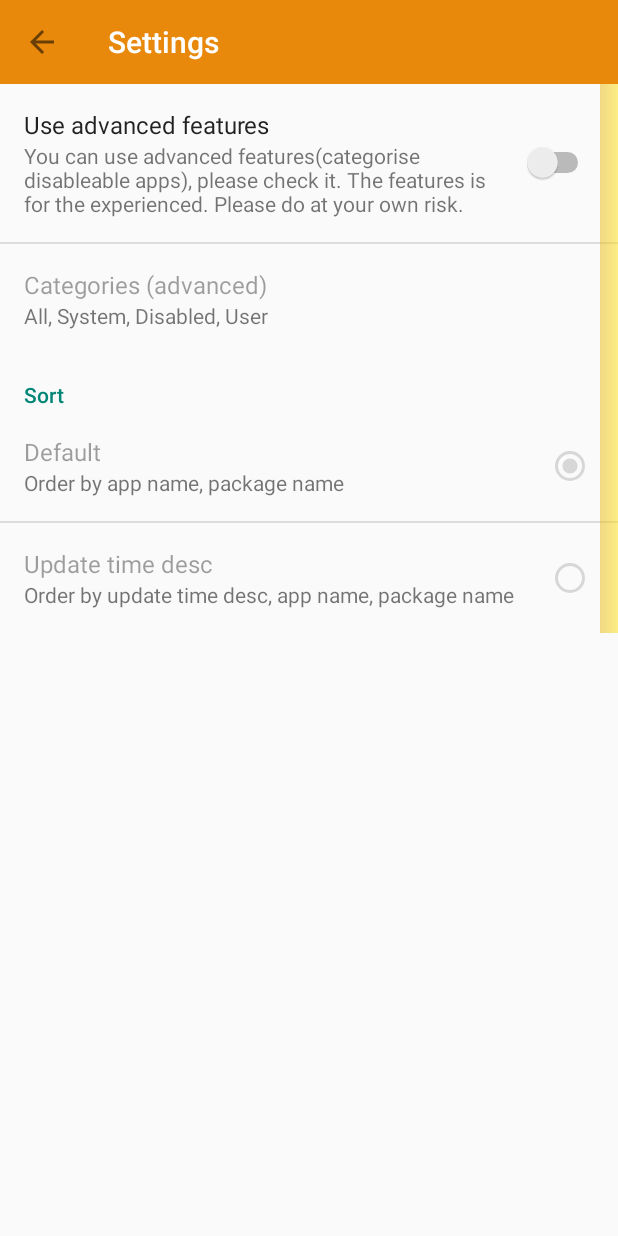
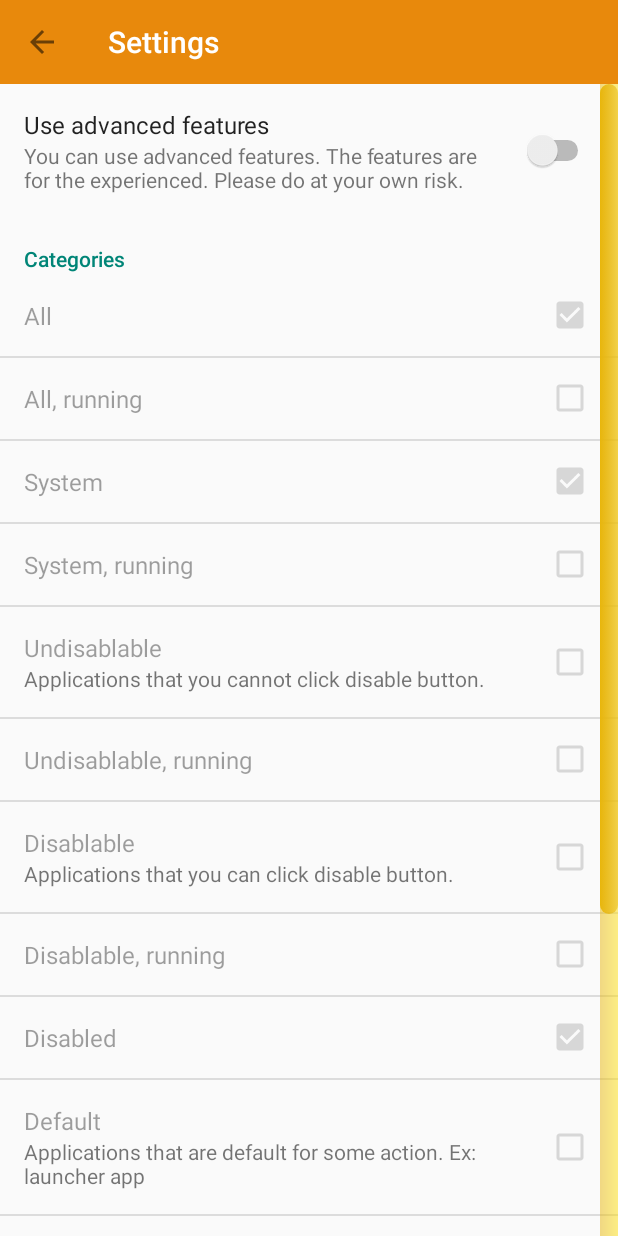
Before and after one commit to 75py/My-pkgs, an Android app: the screen it shows after launch (SettingsActivity), in the options menu, after a tap on "Preference", on a phone screen of 412 x 824 dp. Run offline under Robolectric (Android 15) with nearby library versions, the phone set to English and light mode, and no system bars; our stand-ins replace AdMob; pictures from the network do not load.

Commit message:
表示カテゴリ設定

```diff
--- a/app/src/main/java/com/nagopy/android/mypkgs/FilterType.java
+++ b/app/src/main/java/com/nagopy/android/mypkgs/FilterType.java
@@ -15,6 +15,8 @@
  */
 package com.nagopy.android.mypkgs;
 
+import com.nagopy.android.mypkgs.preference.Selectable;
+
 import java.util.Arrays;
 import java.util.Collections;
 import java.util.Comparator;
@@ -22,64 +24,64 @@ import java.util.HashSet;
 import java.util.List;
 import java.util.Set;
 
-public enum FilterType {
+public enum FilterType implements Selectable {
 
-    ALL(1, R.string.title_all) {
+    ALL(1, R.string.title_all, R.string.summary_all) {
         @Override
         public boolean isTarget(AppData appData) {
             return true;
         }
-    }, RUNNING(2, R.string.title_all_running) {
+    }, RUNNING(2, R.string.title_all_running, R.string.summary_all_running) {
         @Override
         public boolean isTarget(AppData appData) {
             return appData.process != null && !appData.process.isEmpty();
         }
-    }, SYSTEM(3, R.string.title_system) {
+    }, SYSTEM(3, R.string.title_system, R.string.summary_system) {
         @Override
         public boolean isTarget(AppData appData) {
             return appData.isSystem;
         }
-    }, SYSTEM_RUNNING(4, R.string.title_system_running) {
+    }, SYSTEM_RUNNING(4, R.string.title_system_running, R.string.summary_system_running) {
         @Override
         public boolean isTarget(AppData appData) {
             return SYSTEM.isTarget(appData) && RUNNING.isTarget(appData);
         }
-    }, SYSTEM_UNDISABLABLE(5, R.string.title_system_undisablable) {
+    }, SYSTEM_UNDISABLABLE(5, R.string.title_system_undisablable, R.string.summary_system_undisablable) {
         @Override
         public boolean isTarget(AppData appData) {
             return SYSTEM.isTarget(appData) && (appData.isThisASystemPackage || appData.hasActiveAdmins);
         }
-    }, SYSTEM_UNDISABLABLE_RUNNING(6, R.string.title_system_undisablable_running) {
+    }, SYSTEM_UNDISABLABLE_RUNNING(6, R.string.title_system_undisablable_running, R.string.summary_system_undisablable_running) {
         @Override
         public boolean isTarget(AppData appData) {
             return SYSTEM_UNDISABLABLE.isTarget(appData) && RUNNING.isTarget(appData);
         }
-    }, SYSTEM_DISABLABLE(7, R.string.title_system_disablable) {
+    }, SYSTEM_DISABLABLE(7, R.string.title_system_disablable, R.string.summary_system_disablable) {
         @Override
         public boolean isTarget(AppData appData) {
             return SYSTEM.isTarget(appData) && !SYSTEM_UNDISABLABLE.isTarget(appData);
         }
-    }, SYSTEM_DISABLABLE_RUNNING(8, R.string.title_system_disablable_running) {
+    }, SYSTEM_DISABLABLE_RUNNING(8, R.string.title_system_disablable_running, R.string.summary_system_disablable_running) {
         @Override
         public boolean isTarget(AppData appData) {
             return SYSTEM_DISABLABLE.isTarget(appData) && RUNNING.isTarget(appData);
         }
-    }, DISABLED(9, R.string.title_disabled) {
+    }, DISABLED(9, R.string.title_disabled, R.string.summary_disabled) {
         @Override
         public boolean isTarget(AppData appData) {
             return !appData.isEnabled;
         }
-    }, DEFAULT(10, R.string.title_default) {
+    }, DEFAULT(10, R.string.title_default, R.string.summary_default) {
         @Override
         public boolean isTarget(AppData appData) {
             return appData.isDefaultApp;
         }
-    }, USER(11, R.string.title_user) {
+    }, USER(11, R.string.title_user, R.string.summary_user) {
         @Override
         public boolean isTarget(AppData appData) {
             return !appData.isSystem;
         }
-    }, USER_RUNNING(12, R.string.title_user_running) {
+    }, USER_RUNNING(12, R.string.title_user_running, R.string.summary_user_running) {
         @Override
         public boolean isTarget(AppData appData) {
             return USER.isTarget(appData) && RUNNING.isTarget(appData);
@@ -88,22 +90,29 @@ public enum FilterType {
 
     public static final List<FilterType> DEFAULT_FILTERS
             = Collections.unmodifiableList(Arrays.asList(FilterType.ALL, FilterType.SYSTEM, FilterType.USER, FilterType.DISABLED));
+    public static final String DEFAULT_VALUE;
     public static final Set<String> DEFAULT_FILTERS_NAME_SET;
 
     static {
+        StringBuilder sb = new StringBuilder();
         Set<String> defaultNameSet = new HashSet<>();
         for (FilterType filterType : DEFAULT_FILTERS) {
             defaultNameSet.add(filterType.name());
+            sb.append(filterType.name()).append(',');
         }
+        sb.setLength(sb.length() - 1);
+        DEFAULT_VALUE = sb.toString();
         DEFAULT_FILTERS_NAME_SET = Collections.unmodifiableSet(defaultNameSet);
     }
 
-    public final int titleId;
+    public final int titleResourceId;
+    public final int summaryResourceId;
     public final int priority;
 
-    private FilterType(int priority, int titleId) {
+    FilterType(int priority, int titleResourceId, int summaryResourceId) {
         this.priority = priority;
-        this.titleId = titleId;
+        this.titleResourceId = titleResourceId;
+        this.summaryResourceId = summaryResourceId;
     }
 
     public abstract boolean isTarget(AppData appData);
@@ -114,4 +123,20 @@ public enum FilterType {
             return filterType.priority - filterType2.priority;
         }
     };
+
+
+    @Override
+    public String getName() {
+        return name();
+    }
+
+    @Override
+    public int getTitleResourceId() {
+        return titleResourceId;
+    }
+
+    @Override
+    public int getSummaryResourceId() {
+        return summaryResourceId;
+    }
 }
--- a/app/src/main/java/com/nagopy/android/mypkgs/MainActivity.java
+++ b/app/src/main/java/com/nagopy/android/mypkgs/MainActivity.java
@@ -167,10 +167,10 @@ public class MainActivity extends ActionBarActivity implements ViewPager.OnPageC
         ApplicationListAdapter listAdapter = getApplicationListAdapter();
         switch (item.getItemId()) {
             case R.id.action_share_package_name:
-                Logic.sendIntent(this, getString(listAdapter.filterType.titleId), ShareType.PACKAGE.makeShareString(listAdapter.filteredData));
+                Logic.sendIntent(this, getString(listAdapter.filterType.titleResourceId), ShareType.PACKAGE.makeShareString(listAdapter.filteredData));
                 break;
             case R.id.action_share_csv:
-                Logic.sendIntent(this, getString(listAdapter.filterType.titleId), ShareType.CSV.makeShareString(listAdapter.filteredData));
+                Logic.sendIntent(this, getString(listAdapter.filterType.titleResourceId), ShareType.CSV.makeShareString(listAdapter.filteredData));
                 break;
             case R.id.action_reload:
                 ApplicationList.getInstance().clearCache();
@@ -357,7 +357,7 @@ public class MainActivity extends ActionBarActivity implements ViewPager.OnPageC
         @Override
         public CharSequence getPageTitle(int position) {
             FilterType filterType = filterTypeList.get(position);
-            return context.getString(filterType.titleId);
+            return context.getString(filterType.titleResourceId);
         }
     }
 
--- /dev/null
+++ b/app/src/main/java/com/nagopy/android/mypkgs/preference/AbstractMultiSelectPreference.java
@@ -0,0 +1,107 @@
+package com.nagopy.android.mypkgs.preference;
+
+import android.annotation.TargetApi;
+import android.content.Context;
+import android.content.SharedPreferences;
+import android.os.Build;
+import android.preference.CheckBoxPreference;
+import android.preference.Preference;
+import android.preference.PreferenceCategory;
+import android.preference.PreferenceManager;
+import android.util.AttributeSet;
+
+import com.nagopy.android.mypkgs.R;
+import com.nagopy.android.mypkgs.util.DebugUtil;
+
+import java.util.ArrayList;
+import java.util.List;
+
+public abstract class AbstractMultiSelectPreference<T extends Selectable> extends PreferenceCategory implements Preference.OnPreferenceChangeListener {
+
+    @TargetApi(Build.VERSION_CODES.LOLLIPOP)
+    public AbstractMultiSelectPreference(Context context, AttributeSet attrs, int defStyleAttr, int defStyleRes) {
+        super(context, attrs, defStyleAttr, defStyleRes);
+        init(context);
+    }
+
+    public AbstractMultiSelectPreference(Context context, AttributeSet attrs, int defStyleAttr) {
+        super(context, attrs, defStyleAttr);
+        init(context);
+    }
+
+    public AbstractMultiSelectPreference(Context context, AttributeSet attrs) {
+        super(context, attrs);
+        init(context);
+    }
+
+    public AbstractMultiSelectPreference(Context context) {
+        super(context);
+        init(context);
+    }
+
+    protected SharedPreferences sp;
+
+    protected void init(Context context) {
+        sp = PreferenceManager.getDefaultSharedPreferences(context);
+    }
+
+    @Override
+    protected void onAttachedToHierarchy(PreferenceManager preferenceManager) {
+        super.onAttachedToHierarchy(preferenceManager);
+
+        for (T t : getValues()) {
+            Preference preference = buildPreference(t);
+            addPreference(preference);
+        }
+    }
+
+    protected Preference buildPreference(T t) {
+        CheckBoxPreference preference = new CheckBoxPreference(getContext());
+        preference.setTitle(t.getTitleResourceId());
+        preference.setSummary(t.getSummaryResourceId());
+        preference.setKey(t.getName());
+        preference.setChecked(false);
+        for (String v : getValue().split(",")) {
+            if (t.getName().equals(v)) {
+                preference.setChecked(true);
+                break;
+            }
+        }
+        preference.setOnPreferenceChangeListener(this);
+        return preference;
+    }
+
+    protected String getValue() {
+        return sp.getString(getKey(), getDefaultName());
+    }
+
+    protected abstract T[] getValues();
+
+    protected abstract String getDefaultName();
+
+    protected boolean allowEmpty;
+
+    @Override
+    public boolean onPreferenceChange(Preference preference, Object newValue) {
+        ((CheckBoxPreference) preference).setChecked((Boolean) newValue);
+
+        StringBuilder sb = new StringBuilder();
+        for (T t : getValues()) {
+            CheckBoxPreference p = (CheckBoxPreference) findPreference(t.getName());
+            if (p.isChecked()) {
+                sb.append(t.getName());
+                sb.append(',');
+            }
+        }
+
+
+        if (sb.length() > 0 || allowEmpty) {
+            sb.setLength(sb.length() - 1);
+            DebugUtil.debugLog(sb.toString());
+            sp.edit().putString(getKey(), sb.toString()).apply();
+        } else {
+            ((CheckBoxPreference) preference).setChecked(true);
+        }
+        return false;
+    }
+}
--- /dev/null
+++ b/app/src/main/java/com/nagopy/android/mypkgs/preference/AppFilterSelectPreference.java
@@ -0,0 +1,34 @@
+package com.nagopy.android.mypkgs.preference;
+
+import android.content.Context;
+import android.util.AttributeSet;
+
+import com.nagopy.android.mypkgs.FilterType;
+
+public class AppFilterSelectPreference extends AbstractMultiSelectPreference<FilterType> {
+    public AppFilterSelectPreference(Context context, AttributeSet attrs, int defStyleAttr, int defStyleRes) {
+        super(context, attrs, defStyleAttr, defStyleRes);
+    }
+
+    public AppFilterSelectPreference(Context context, AttributeSet attrs, int defStyleAttr) {
+        super(context, attrs, defStyleAttr);
+    }
+
+    public AppFilterSelectPreference(Context context, AttributeSet attrs) {
+        super(context, attrs);
+    }
+
+    public AppFilterSelectPreference(Context context) {
+        super(context);
+    }
+
+    @Override
+    protected FilterType[] getValues() {
+        return FilterType.values();
+    }
+
+    @Override
+    protected String getDefaultName() {
+        return FilterType.DEFAULT_VALUE;
+    }
+}
--- a/app/src/main/java/com/nagopy/android/mypkgs/util/Logic.java
+++ b/app/src/main/java/com/nagopy/android/mypkgs/util/Logic.java
@@ -230,13 +230,13 @@ public class Logic {
             return FilterType.DEFAULT_FILTERS;
         }
 
-        Set<String> values = sp.getStringSet(context.getString(R.string.pref_key_app_categories_advanced), Collections.<String>emptySet());
-        if (values == null || values.isEmpty()) {
+        String v = sp.getString(context.getString(R.string.pref_key_filters), FilterType.DEFAULT_VALUE);
+        if (v == null || v.isEmpty()) {
             return FilterType.DEFAULT_FILTERS;
         }
         List<FilterType> list = new ArrayList<>();
-        for (String value : values) {
-            list.add(FilterType.valueOf(value));
+        for (String val : v.split(",")) {
+            list.add(FilterType.valueOf(val));
         }
         Collections.sort(list, FilterType.COMPARATOR);
         return list;
--- a/app/src/main/res/values/strings.xml
+++ b/app/src/main/res/values/strings.xml
@@ -31,44 +31,13 @@
     <string name="title_package_name">Package name</string>
     <string name="title_csv">CSV</string>
 
-    <!-- prefs -->
-    <string name="pref_key_app_categories_advanced" translatable="false">pref_key_app_categories_advanced</string>
-    <string name="pref_title_app_categories_advanced">Categories (advanced)</string>
     <string name="pref_key_enabled_advanced" translatable="false">pref_key_enabled_advanced</string>
     <string name="pref_title_enabled_advanced">Use advanced features</string>
-    <string name="pref_summary_enabled_advanced">You can use advanced features(categorise disableable apps), please check it. The features is for the experienced. Please do at your own risk.</string>
+    <string name="pref_summary_enabled_advanced">You can use advanced features. The features are for the experienced. Please do at your own risk.</string>
 
     <string name="title_activity_settings">Settings</string>
     <string name="preference">Preference</string>
 
-    <string-array name="title_app_categories_advanced">
-        <item>@string/title_all</item>
-        <item>@string/title_all_running</item>
-        <item>@string/title_system</item>
-        <item>@string/title_system_running</item>
-        <item>@string/title_system_undisablable</item>
-        <item>@string/title_system_undisablable_running</item>
-        <item>@string/title_system_disablable</item>
-        <item>@string/title_system_disablable_running</item>
-        <item>@string/title_disabled</item>
-        <item>@string/title_default</item>
-        <item>@string/title_user</item>
-        <item>@string/title_user_running</item>
-    </string-array>
-    <string-array name="values_app_categories_advanced">
-        <item>ALL</item>
-        <item>RUNNING</item>
-        <item>SYSTEM</item>
-        <item>SYSTEM_RUNNING</item>
-        <item>SYSTEM_UNDISABLABLE</item>
-        <item>SYSTEM_UNDISABLABLE_RUNNING</item>
-        <item>SYSTEM_DISABLABLE</item>
-        <item>SYSTEM_DISABLABLE_RUNNING</item>
-        <item>DISABLED</item>
-        <item>DEFAULT</item>
-        <item>USER</item>
-        <item>USER_RUNNING</item>
-    </string-array>
 
     <string name="adUnitId" translatable="false">ca-app-pub-2998260208076899/4555689360</string>
 
@@ -79,4 +48,20 @@
     <string name="pref_summary_sort_default">Order by app name, package name</string>
     <string name="pref_title_sort_update_time_desc">Update time desc</string>
     <string name="pref_summary_sort_update_time_desc">Order by update time desc, app name, package name</string>
+
+    <string name="pref_category_filters">Categories</string>
+    <string name="pref_key_filters" translatable="false">Categories</string>
+
+    <string name="summary_all" />
+    <string name="summary_all_running" />
+    <string name="summary_system" />
+    <string name="summary_system_running" />
+    <string name="summary_system_undisablable">Applications that you cannot click disable button.</string>
+    <string name="summary_system_undisablable_running" />
+    <string name="summary_system_disablable">Applications that you can click disable button.</string>
+    <string name="summary_system_disablable_running" />
+    <string name="summary_disabled" />
+    <string name="summary_user" />
+    <string name="summary_user_running" />
+    <string name="summary_default">Applications that are default for some action. Ex: launcher app</string>
 </resources>
--- a/app/src/main/res/xml/pref_general.xml
+++ b/app/src/main/res/xml/pref_general.xml
@@ -6,16 +6,15 @@
         android:summary="@string/pref_summary_enabled_advanced"
         android:title="@string/pref_title_enabled_advanced" />
 
-    <com.nagopy.android.mypkgs.FilterTypeSelectListPreference
-        android:dependency="@string/pref_key_enabled_advanced"
-        android:entries="@array/title_app_categories_advanced"
-        android:entryValues="@array/values_app_categories_advanced"
-        android:key="@string/pref_key_app_categories_advanced"
-        android:title="@string/pref_title_app_categories_advanced" />
+    <com.nagopy.android.mypkgs.preference.AppFilterSelectPreference
+        android:title="@string/pref_category_filters"
+        android:key="@string/pref_key_filters"
+        android:dependency="@string/pref_key_enabled_advanced" />
 
     <com.nagopy.android.mypkgs.preference.AppComparatorSelectPreference
         android:title="@string/pref_category_sort"
         android:key="@string/pref_key_sort"
         android:dependency="@string/pref_key_enabled_advanced" />
 
+
 </PreferenceScreen>
```
Also changed, not shown: 1 other file.
